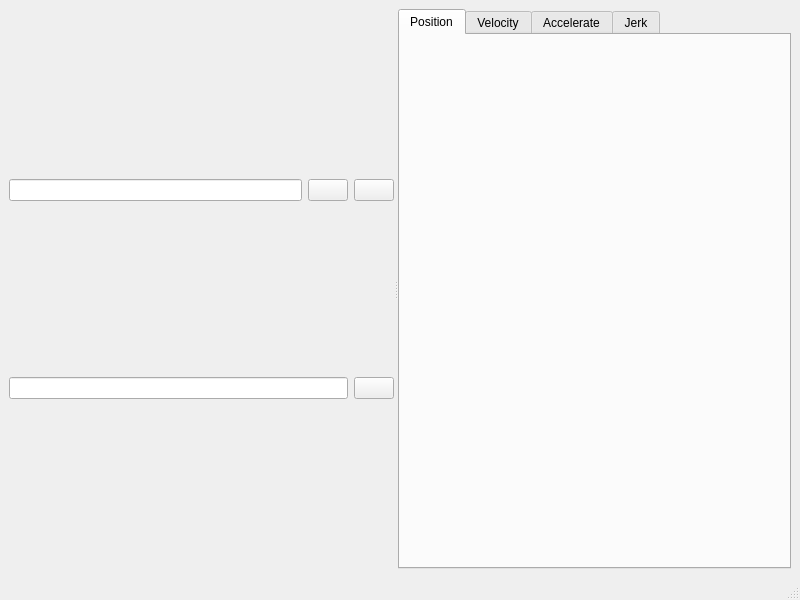
Before: the Qt Designer form core/main_window/main.ui in kmolLin/motion_control, drawn with Qt 5.
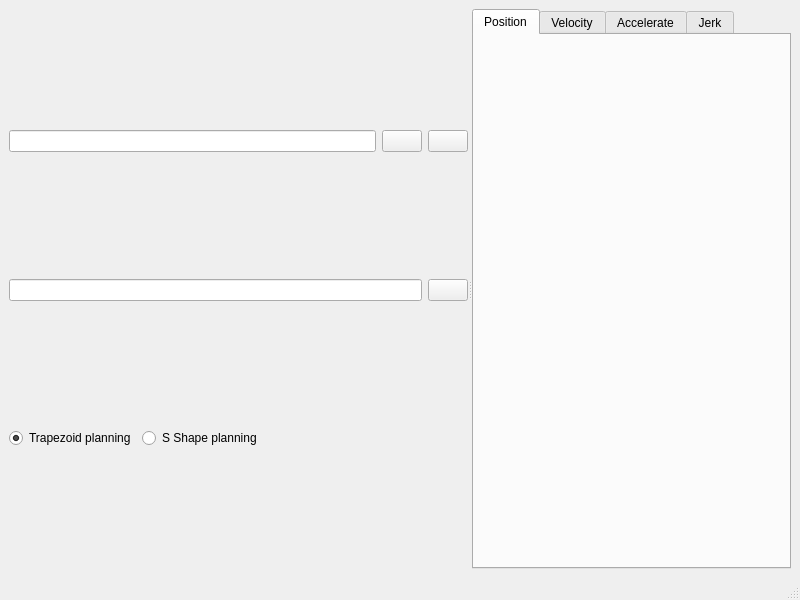
After: the same form once the commit is applied. Icons and pictures are not drawn.

Commit message: Add S shape option.

```diff
--- a/core/main_window/main.ui
+++ b/core/main_window/main.ui
@@ -76,6 +76,40 @@
           </item>
          </layout>
         </item>
+        <item>
+         <layout class="QHBoxLayout" name="horizontalLayout">
+          <item>
+           <widget class="QRadioButton" name="trapezoid_option">
+            <property name="text">
+             <string>Trapezoid planning</string>
+            </property>
+            <property name="checked">
+             <bool>true</bool>
+            </property>
+           </widget>
+          </item>
+          <item>
+           <widget class="QRadioButton" name="s_shape_option">
+            <property name="text">
+             <string>S Shape planning</string>
+            </property>
+           </widget>
+          </item>
+          <item>
+           <spacer name="horizontalSpacer">
+            <property name="orientation">
+             <enum>Qt::Horizontal</enum>
+            </property>
+            <property name="sizeHint" stdset="0">
+             <size>
+              <width>40</width>
+              <height>20</height>
+             </size>
+            </property>
+           </spacer>
+          </item>
+         </layout>
+        </item>
        </layout>
       </widget>
       <widget class="QTabWidget" name="chart_tab_widget">
```
The commit also changes 3 other files.
